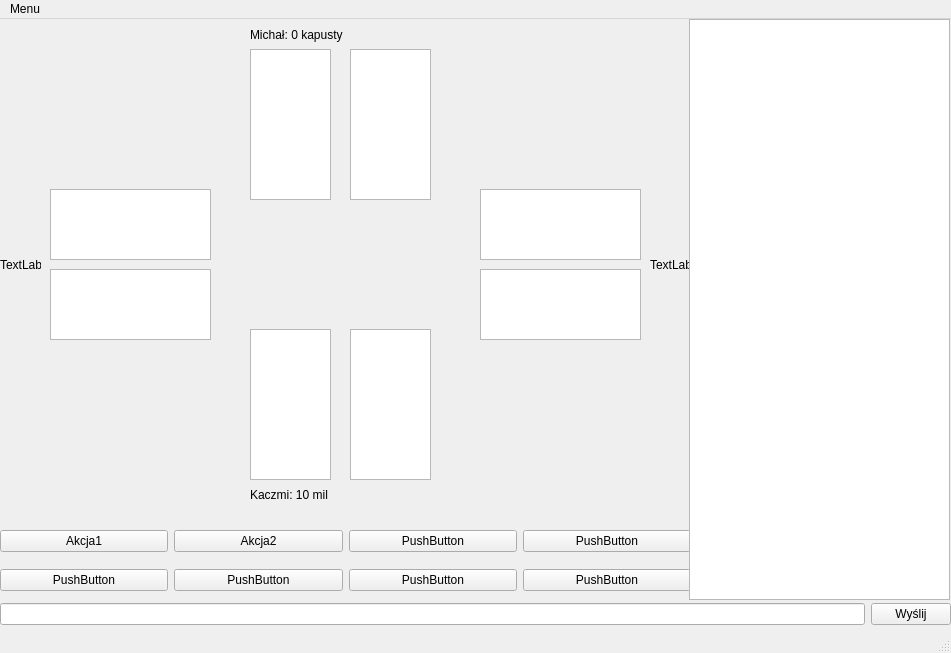
This is src/Game/mainwindow.ui in kacper-michal-i-krewni/ZPR-Projekt as Qt 5 draws it before an edit. The edited form follows.
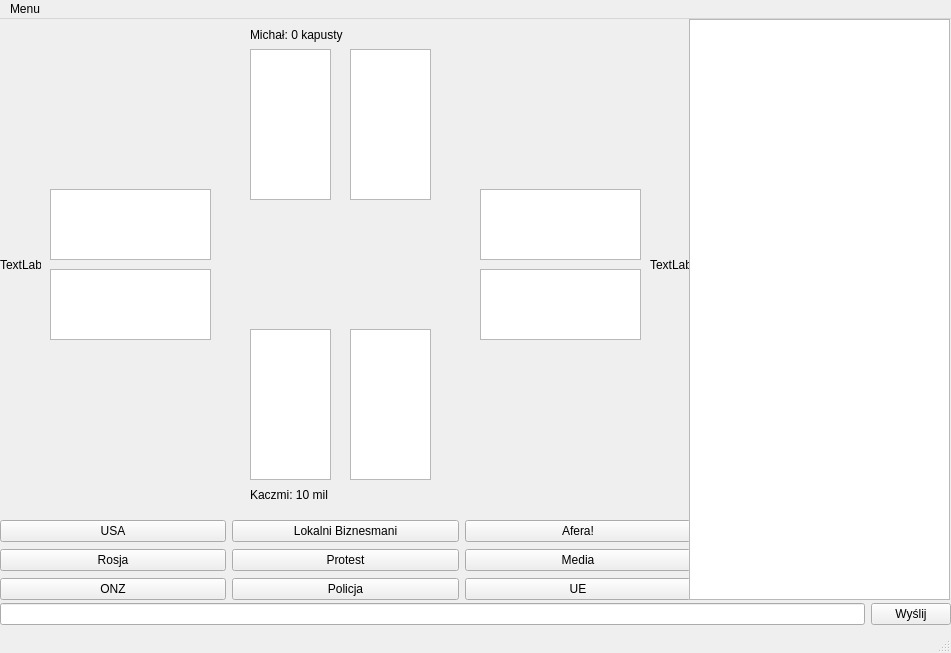
This is the edited form.

```diff
--- a/src/Game/mainwindow.ui
+++ b/src/Game/mainwindow.ui
@@ -27,59 +27,66 @@
      <property name="sizeConstraint">
       <enum>QLayout::SetDefaultConstraint</enum>
      </property>
-     <item row="1" column="0">
-      <widget class="QPushButton" name="pushButton_6">
+     <item row="1" column="2">
+      <widget class="QPushButton" name="protestButton">
        <property name="text">
-        <string>PushButton</string>
+        <string>Protest</string>
+       </property>
+      </widget>
+     </item>
+     <item row="1" column="1">
+      <widget class="QPushButton" name="rosjaButton">
+       <property name="text">
+        <string>Rosja</string>
+       </property>
+      </widget>
+     </item>
+     <item row="2" column="2">
+      <widget class="QPushButton" name="policjaButton">
+       <property name="text">
+        <string>Policja</string>
+       </property>
+      </widget>
+     </item>
+     <item row="2" column="1">
+      <widget class="QPushButton" name="onzButton">
+       <property name="text">
+        <string>ONZ</string>
        </property>
       </widget>
      </item>
      <item row="1" column="3">
       <widget class="QPushButton" name="pushButton_9">
        <property name="text">
-        <string>PushButton</string>
+        <string>Media</string>
        </property>
       </widget>
      </item>
-     <item row="0" column="2">
-      <widget class="QPushButton" name="pushButton_3">
+     <item row="2" column="3">
+      <widget class="QPushButton" name="ueButton">
        <property name="text">
-        <string>PushButton</string>
+        <string>UE</string>
        </property>
       </widget>
      </item>
      <item row="0" column="1">
       <widget class="QPushButton" name="pushButton_2">
        <property name="text">
-        <string>Akcja2</string>
+        <string>USA</string>
        </property>
       </widget>
      </item>
-     <item row="0" column="0">
-      <widget class="QPushButton" name="pushButton">
+     <item row="0" column="2">
+      <widget class="QPushButton" name="lokalniBiznesmaniButton">
        <property name="text">
-        <string>Akcja1</string>
-       </property>
-      </widget>
-     </item>
-     <item row="1" column="1">
-      <widget class="QPushButton" name="pushButton_7">
-       <property name="text">
-        <string>PushButton</string>
-       </property>
-      </widget>
-     </item>
-     <item row="1" column="2">
-      <widget class="QPushButton" name="pushButton_8">
-       <property name="text">
-        <string>PushButton</string>
+        <string>Lokalni Biznesmani</string>
        </property>
       </widget>
      </item>
      <item row="0" column="3">
       <widget class="QPushButton" name="pushButton_5">
        <property name="text">
-        <string>PushButton</string>
+        <string>Afera!</string>
        </property>
       </widget>
      </item>
```
Left out of the diff: 16 changed lines with no effect on the pictures.
